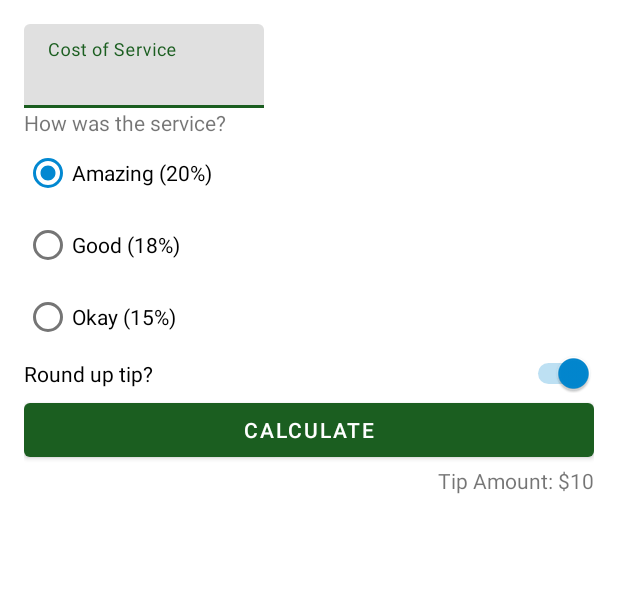
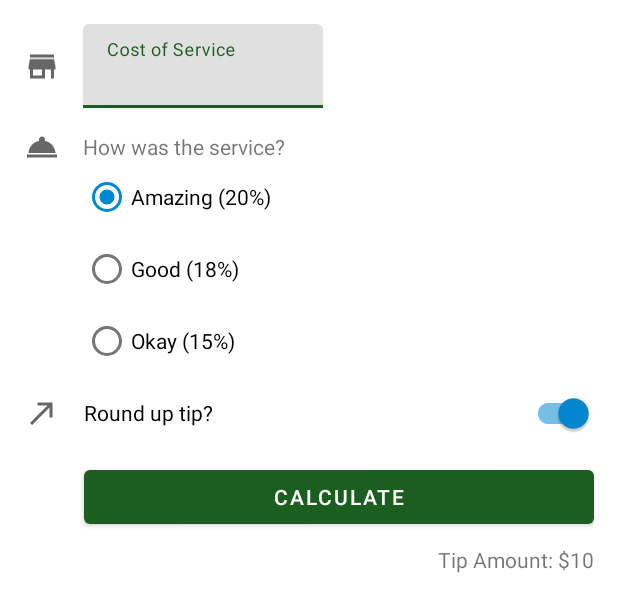
Before and after one commit to Raghav-Gupta22/Tip_Calculator, an Android app: the layout activity_main.xml on its own in the app's theme, with its tools: preview values and no code run, on a phone screen of 412 x 824 dp. Shown: the top 612 px of the screen. Run offline under Robolectric (Android 15) with nearby library versions, the phone set to English and light mode, and no system bars.

```diff
--- a/app/build.gradle
+++ b/app/build.gradle
@@ -12,7 +12,7 @@ android {
         targetSdkVersion 30
         versionCode 1
         versionName "1.0"
-
+        vectorDrawables.useSupportLibrary = true
         testInstrumentationRunner "androidx.test.runner.AndroidJUnitRunner"
     }
 
--- /dev/null
+++ b/app/src/main/res/drawable/ic_baseline_store_24.xml
@@ -0,0 +1,10 @@
+<vector xmlns:android="http://schemas.android.com/apk/res/android"
+    android:width="24dp"
+    android:height="24dp"
+    android:viewportWidth="24"
+    android:viewportHeight="24"
+    android:tint="?attr/colorControlNormal">
+  <path
+      android:fillColor="@android:color/white"
+      android:pathData="M20,4L4,4v2h16L20,4zM21,14v-2l-1,-5L4,7l-1,5v2h1v6h10v-6h4v6h2v-6h1zM12,18L6,18v-4h6v4z"/>
+</vector>
--- a/app/src/main/res/layout/activity_main.xml
+++ b/app/src/main/res/layout/activity_main.xml
@@ -7,12 +7,23 @@
     android:padding="16dp"
     tools:context=".MainActivity">
 
+    <ImageView
+        android:id="@+id/icon_cost_of_service"
+        android:layout_width="0dp"
+        android:layout_height="35dp"
+        android:importantForAccessibility="no"
+        app:layout_constraintBottom_toBottomOf="@+id/cost_of_service"
+        app:layout_constraintStart_toStartOf="parent"
+        app:layout_constraintTop_toTopOf="@+id/cost_of_service"
+        app:srcCompat="@drawable/ic_baseline_store_24" />
+
     <com.google.android.material.textfield.TextInputLayout
         android:id="@+id/cost_of_service"
         android:layout_width="160dp"
         android:layout_height="wrap_content"
+        android:layout_marginStart="15dp"
         android:hint="@string/cost_of_service"
-        app:layout_constraintStart_toStartOf="parent"
+        app:layout_constraintStart_toEndOf="@+id/icon_cost_of_service"
         app:layout_constraintTop_toTopOf="parent">
 
         <com.google.android.material.textfield.TextInputEditText
@@ -22,14 +33,24 @@
             android:inputType="numberDecimal" />
 
     </com.google.android.material.textfield.TextInputLayout>
+    <ImageView
+        android:id="@+id/icon_service_question"
+        android:layout_width="wrap_content"
+        android:layout_height="wrap_content"
+        android:importantForAccessibility="no"
+        app:srcCompat="@drawable/ic_baseline_room_service_24"
+        app:layout_constraintStart_toStartOf="parent"
+        app:layout_constraintTop_toTopOf="@id/service_question"
+        app:layout_constraintBottom_toBottomOf="@id/service_question" />
 
     <TextView
         android:id="@+id/service_question"
         android:layout_width="wrap_content"
         android:layout_height="wrap_content"
         android:text="@string/how_was_the_service"
-        app:layout_constraintStart_toStartOf="parent"
-        app:layout_constraintTop_toBottomOf="@id/cost_of_service" />
+        android:layout_marginTop="16dp"
+        app:layout_constraintStart_toStartOf="@id/cost_of_service"
+        app:layout_constraintTop_toBottomOf="@id/cost_of_service"/>
 
     <RadioGroup
         android:id="@+id/tip_options"
@@ -37,7 +58,7 @@
         android:layout_height="wrap_content"
         android:checkedButton="@id/option_twenty_percent"
         android:orientation="vertical"
-        app:layout_constraintStart_toStartOf="parent"
+        app:layout_constraintStart_toStartOf="@id/service_question"
         app:layout_constraintTop_toBottomOf="@id/service_question">
 
         <RadioButton
@@ -59,14 +80,26 @@
             android:text="@string/ok_service" />
     </RadioGroup>
 
-    <Switch
+    <ImageView
+        android:id="@+id/icon_round_up"
+        android:layout_width="wrap_content"
+        android:layout_height="wrap_content"
+        android:importantForAccessibility="no"
+        app:srcCompat="@drawable/ic_baseline_call_made_24"
+        app:layout_constraintStart_toStartOf="parent"
+        app:layout_constraintTop_toTopOf="@id/round_up_switch"
+        app:layout_constraintBottom_toBottomOf="@id/round_up_switch" />
+
+
+    <com.google.android.material.switchmaterial.SwitchMaterial
         android:id="@+id/round_up_switch"
         android:layout_width="0dp"
         android:layout_height="wrap_content"
         android:checked="true"
         android:text="@string/round_up_tip"
+        android:layout_marginStart="16dp"
         app:layout_constraintEnd_toEndOf="parent"
-        app:layout_constraintStart_toStartOf="parent"
+        app:layout_constraintStart_toEndOf="@id/icon_round_up"
         app:layout_constraintTop_toBottomOf="@id/tip_options"
         tools:ignore="UseSwitchCompatOrMaterialXml" />
 
@@ -76,7 +109,8 @@
         android:layout_height="wrap_content"
         android:text="@string/calculate"
         app:layout_constraintEnd_toEndOf="parent"
-        app:layout_constraintStart_toStartOf="parent"
+        android:layout_marginTop="8dp"
+        app:layout_constraintStart_toStartOf="@id/round_up_switch"
         app:layout_constraintTop_toBottomOf="@id/round_up_switch" />
 
     <TextView
@@ -84,7 +118,8 @@
         android:layout_width="wrap_content"
         android:layout_height="wrap_content"
         android:text="@string/tip_amount"
-        app:layout_constraintEnd_toEndOf="parent"
+        android:layout_marginTop="8dp"
+    app:layout_constraintEnd_toEndOf="parent"
         app:layout_constraintTop_toBottomOf="@id/calculate_button"
         tools:text="Tip Amount: $10" />
 </androidx.constraintlayout.widget.ConstraintLayout>
```
